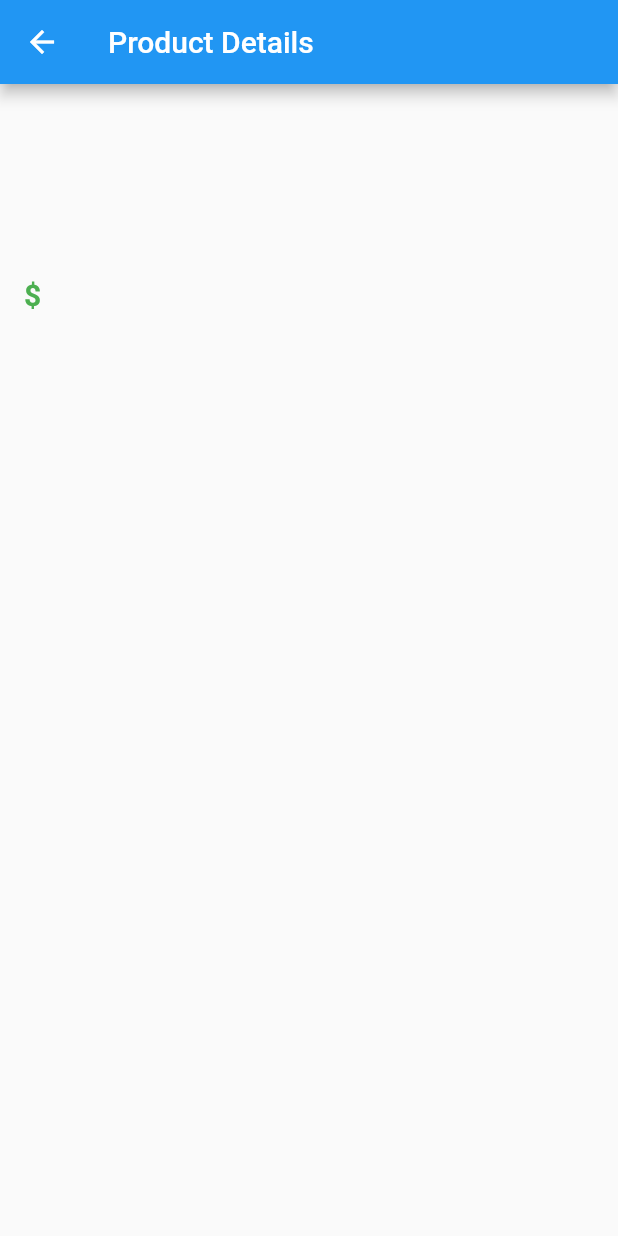
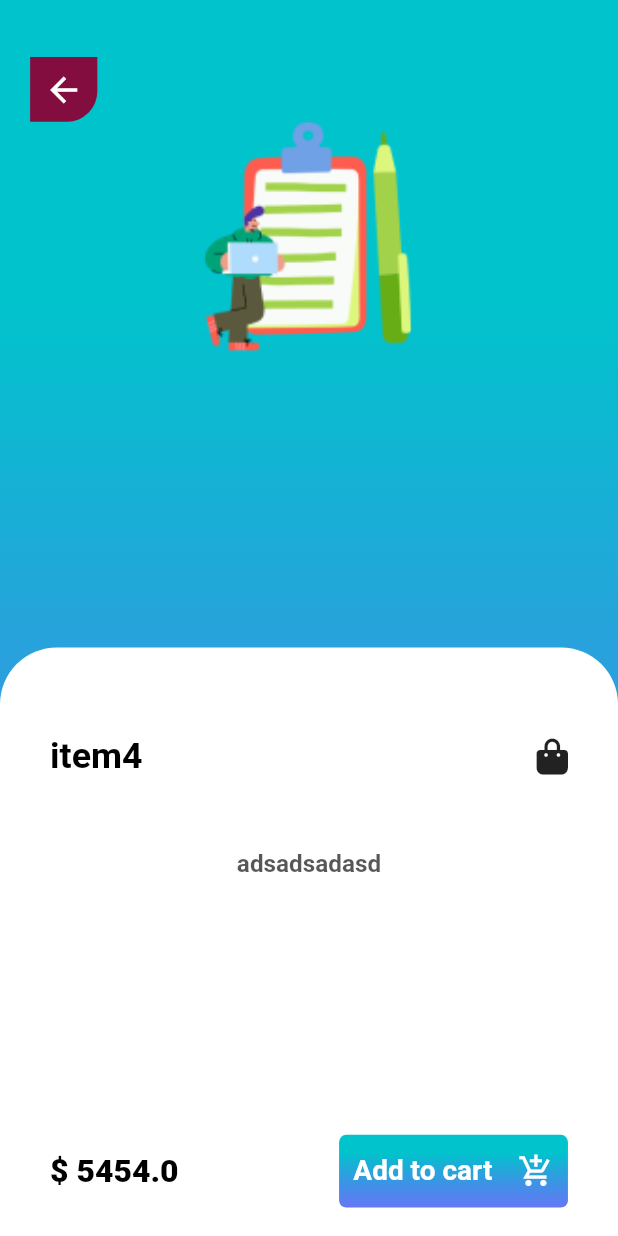
Before and after one commit to abdullahbokl/BokloMarket, a Flutter app: the ProductDetailsScreen screen opened directly, on a phone screen of 412 x 824 dp. Run offline on Flutter 3.47's test engine with Material 2 defaults, Android fonts, the phone set to English and light mode, and no system bars; our stand-ins replace awesome_dialog, card_swiper, cloud_firestore, dots_indicator, firebase_auth, firebase_core and 6 more; missing offline and left inert: flutter_facebook_auth; accounts and stored records are empty.

Commit message:
start editing

```diff
--- a/lib/config/routes/routes.dart
+++ b/lib/config/routes/routes.dart
@@ -1,15 +1,16 @@
 
 class Routes {
 
-  static const String kOnBoardingRoute = '/onBoardingRoute';
-  static const String kSignInRoute = '/signInRoute';
-  static const String kRegisterRoute = '/registerRoute';
-  static const String kForgetPasswordRoute = '/forgetPasswordRoute';
-  static const String kBottomNavBarRoute = '/bottomNavBarRoute';
-  static const String kHomeRoute = '/homeRoute';
-  static const String kControlRoute = '/controlRoute';
-  static const String kCartRoute = '/cartRoute';
-  static const String kProfileRoute = '/profileRoute';
-  static const String kEditProfileRoute = '/editProfileRoute';
-  static const String kEditNameRoute = '/editNameRoute';
+  static const String kOnBoardingRoute = '/';
+  static const String kSignInRoute = 'signInRoute';
+  static const String kRegisterRoute = 'registerRoute';
+  static const String kForgetPasswordRoute = 'forgetPasswordRoute';
+  static const String kBottomNavBarRoute = 'bottomNavBarRoute';
+  static const String kHomeRoute = 'homeRoute';
+  static const String kControlRoute = 'controlRoute';
+  static const String kCartRoute = 'cartRoute';
+  static const String kProfileRoute = 'profileRoute';
+  static const String kEditProfileRoute = 'editProfileRoute';
+  static const String kEditNameRoute = 'editNameRoute';
+  static const String kProductDetailsScreen = 'ProductDetailsScreen';
 }
--- a/lib/core/common/models/product_model.dart
+++ b/lib/core/common/models/product_model.dart
@@ -7,13 +7,12 @@ class ProductModel {
   List<String> categories = [];
   List<String>? images = [];
 
-
   ProductModel({
     required this.name,
     required this.coverImage,
     required this.description,
     required this.price,
-    required this.sale,
+    this.sale,
     required this.categories,
     this.images,
   });
--- a/lib/core/common/widgets/custom_button_widget.dart
+++ b/lib/core/common/widgets/custom_button_widget.dart
@@ -13,10 +13,12 @@ class CustomButton extends StatelessWidget {
   final Color textColor;
   final BorderRadiusGeometry? radius;
   final IconData? suffixIcon;
+  final double? suffixIconSize;
   final Color? suffixIconColor;
+  final bool isCircular;
 
-  const CustomButton(
-      {Key? key,
+  const CustomButton({
+    Key? key,
     required this.text,
     required this.onTap,
     this.color,
@@ -27,8 +29,10 @@ class CustomButton extends StatelessWidget {
     this.textColor = Colors.white,
     this.radius,
     this.suffixIcon,
-      this.suffixIconColor})
-      : super(key: key);
+    this.suffixIconColor,
+    this.suffixIconSize,
+    this.isCircular = false,
+  }) : super(key: key);
 
   @override
   Widget build(BuildContext context) {
@@ -44,8 +48,11 @@ class CustomButton extends StatelessWidget {
           vertical: AppDimensions.radius5,
         ),
         decoration: BoxDecoration(
+          shape: isCircular ? BoxShape.circle : BoxShape.rectangle,
           color: color ?? Colors.blue,
-          borderRadius: radius ?? BorderRadius.circular(AppDimensions.radius5),
+          borderRadius: !isCircular
+              ? radius ?? BorderRadius.circular(AppDimensions.radius5)
+              : null,
           gradient: gradient,
         ),
         child: Row(
@@ -63,7 +70,7 @@ class CustomButton extends StatelessWidget {
               Icon(
                 suffixIcon,
                 color: suffixIconColor,
-                size: size ?? AppDimensions.font16,
+                size: suffixIconSize ?? AppDimensions.font16,
               ),
           ],
         ),
--- a/lib/core/utils/app_dimensions.dart
+++ b/lib/core/utils/app_dimensions.dart
@@ -1,17 +1,16 @@
-
 class AppDimensions {
   static double height = 0;
   static double width = 0;
 
   /** custom heights **/
 
-  static final double itemCardRatio = (width / width160) / (height / height250) * 0.9;
+  static final double itemCardRatio =
+      (width / width160) / (height / height250) * 0.9;
 
   /** height and width */
 
   static final double height2 = height / 422.6;
   static final double width2 = width / 206.7;
-
 
   static final double height3 = height / 281.3;
   static final double width3 = width / 131.1;
@@ -69,6 +68,12 @@ class AppDimensions {
 
   static final double height65 = height / 13.0;
   static final double width65 = width / 6.2;
+
+  static final double height70 = height / 12.0;
+  static final double width70 = width / 5.8;
+
+  static final double height80 = height / 10.5;
+  static final double width80 = width / 5.1;
 
   static final double height100 = height / 8.4;
   static final double width100 = width / 3.6;
@@ -156,5 +161,4 @@ class AppDimensions {
   static final double iconSize40 = height / 21.7;
   static final double iconSize45 = height / 19.3;
   static final double iconSize50 = height / 17.3;
-
 }
--- a/lib/features/bottom_navigation_bar/presentation/views/bottom_nav_bar_screen.dart
+++ b/lib/features/bottom_navigation_bar/presentation/views/bottom_nav_bar_screen.dart
@@ -3,6 +3,7 @@ import 'package:boklo_mart/features/bottom_navigation_bar/presentation/views/bot
 import 'package:boklo_mart/features/profile/presentation/cubits/profile_cubit/profile_cubit.dart';
 import 'package:boklo_mart/features/auth/presentation/blocs/auth_bloc/auth_bloc.dart';
 import 'package:boklo_mart/features/home/presentation/blocs/home_bloc/home_bloc.dart';
+import 'package:boklo_mart/features/details/cubit/details_cubit.dart';
 import 'package:flutter_bloc/flutter_bloc.dart';
 import 'package:flutter/material.dart';
 
@@ -29,6 +30,9 @@ class BottomNavBarScreen extends StatelessWidget {
             ..add(SelectCategory(index: 0)),
         ),
 
+        /// details bloc
+        BlocProvider(create: (context) => DetailsCubit()),
+
         /// Profile bloc
         BlocProvider(create: (context) => ProfileCubit()),
       ],
--- a/lib/features/details/cubit/details_cubit.dart
+++ b/lib/features/details/cubit/details_cubit.dart
@@ -1,8 +1,36 @@
-import 'package:bloc/bloc.dart';
-import 'package:meta/meta.dart';
+import 'package:boklo_mart/core/common/models/product_model.dart';
+import 'package:boklo_mart/core/utils/app_strings.dart';
+import 'package:flutter/material.dart';
+import 'package:flutter_bloc/flutter_bloc.dart';
 
 part 'details_state.dart';
 
 class DetailsCubit extends Cubit<DetailsState> {
   DetailsCubit() : super(DetailsInitial());
+
+  /// static instance of the cubit
+  static DetailsCubit get(context) => BlocProvider.of(context);
+
+  ProductModel product = ProductModel(
+    name: 'item4',
+    coverImage: '',
+    description: 'adsadsadasd',
+    sale: 45,
+    price: 5454,
+    categories: [
+      AppStrings.categories[3],
+    ],
+  );
+
+  ProductModel get getProduct => product;
+
+  void setProduct(ProductModel product) {
+    this.product = product;
+    emit(DetailsSuccess());
+  }
+
+
+
+
+
 }
--- a/lib/features/details/cubit/details_state.dart
+++ b/lib/features/details/cubit/details_state.dart
@@ -4,3 +4,9 @@ part of 'details_cubit.dart';
 abstract class DetailsState {}
 
 class DetailsInitial extends DetailsState {}
+
+class DetailsLoading extends DetailsState {}
+
+class DetailsSuccess extends DetailsState {}
+
+class DetailsFailure extends DetailsState {}
--- a/lib/features/details/presentation/views/details_screen.dart
+++ b/lib/features/details/presentation/views/details_screen.dart
@@ -1,3 +1,7 @@
+import 'package:boklo_mart/features/details/presentation/widgets/custom_back_button.dart';
+import 'package:boklo_mart/features/details/presentation/widgets/bottom_curved_part.dart';
+import 'package:boklo_mart/features/details/presentation/widgets/upper_part.dart';
+import 'package:boklo_mart/core/utils/app_colors.dart';
 import 'package:flutter/material.dart';
 
 class ProductDetailsScreen extends StatelessWidget {
@@ -6,43 +10,28 @@ class ProductDetailsScreen extends StatelessWidget {
   @override
   Widget build(BuildContext context) {
     return Scaffold(
-      appBar: AppBar(
-        title: Text('Product Details'),
-      ),
-      body: Column(
-        crossAxisAlignment: CrossAxisAlignment.stretch,
-        children: [
-          Container(
-            padding: EdgeInsets.all(16),
-            child: Text(
-              title,
-              style: TextStyle(
-                fontSize: 24,
-                fontWeight: FontWeight.bold,
-              ),
+      body: Container(
+        height: double.maxFinite,
+        width: double.maxFinite,
+        decoration: BoxDecoration(
+          gradient: AppColors.secondaryGradient(),
+        ),
+        child: Stack(
+          children: const [
+            // back button
+            CustomBackButton(),
+            // upper part
+            Align(
+              alignment: Alignment.topCenter,
+              child: UpperPart(),
             ),
-          ),
-          Container(
-            padding: EdgeInsets.all(16),
-            child: Text(
-              description,
-              style: TextStyle(
-                fontSize: 18,
-              ),
+            // bottom curved part
+            Align(
+              alignment: Alignment.bottomCenter,
+              child: BottomCurvedPart(),
             ),
-          ),
-          Container(
-            padding: EdgeInsets.all(16),
-            child: Text(
-              '\$${price.toStringAsFixed(2)}',
-              style: TextStyle(
-                fontSize: 20,
-                fontWeight: FontWeight.bold,
-                color: Colors.green,
-              ),
-            ),
-          ),
-        ],
+          ],
+        ),
       ),
     );
   }
--- a/lib/features/details/presentation/widgets/bottom_curved_part.dart
+++ b/lib/features/details/presentation/widgets/bottom_curved_part.dart
@@ -1,10 +1,55 @@
+import 'package:boklo_mart/features/details/presentation/widgets/row_of_price_and_cart_button.dart';
+import 'package:boklo_mart/features/details/presentation/widgets/product_description.dart';
+import 'package:boklo_mart/features/details/presentation/widgets/product_name.dart';
+import 'package:boklo_mart/features/details/cubit/details_cubit.dart';
+import 'package:boklo_mart/core/utils/app_dimensions.dart';
 import 'package:flutter/material.dart';
 
 class BottomCurvedPart extends StatelessWidget {
-  const BottomCurvedPart({Key key}) : super(key: key);
+  const BottomCurvedPart({Key? key}) : super(key: key);
 
   @override
   Widget build(BuildContext context) {
-    return Container();
+    DetailsCubit detailsCubit = DetailsCubit.get(context);
+
+    return Container(
+      width: double.maxFinite,
+      height: AppDimensions.height / 2.1,
+      padding: _padding(),
+      decoration: _decoration(),
+      child: Column(
+        crossAxisAlignment: CrossAxisAlignment.center,
+        children: [
+          // name
+          const ProductName(),
+          SizedBox(height: AppDimensions.height50),
+          // description
+          const ProductDescription(),
+          const Spacer(),
+          const RowOfPriceAndCartButton(),
+        ],
+      ),
+    );
+  }
+
+  // back ground decoration
+  BoxDecoration _decoration() {
+    return BoxDecoration(
+      color: Colors.white,
+      borderRadius: BorderRadius.only(
+        topLeft: Radius.circular(AppDimensions.radius40),
+        topRight: Radius.circular(AppDimensions.radius40),
+      ),
+    );
+  }
+
+  // back ground padding
+  EdgeInsets _padding() {
+    return EdgeInsets.only(
+      top: AppDimensions.height60,
+      left: AppDimensions.height35,
+      right: AppDimensions.height35,
+      bottom: AppDimensions.height20,
+    );
   }
 }
--- a/lib/features/details/presentation/widgets/custom_back_button.dart
+++ b/lib/features/details/presentation/widgets/custom_back_button.dart
@@ -2,14 +2,21 @@ import 'package:boklo_mart/core/utils/app_dimensions.dart';
 import 'package:boklo_mart/core/utils/app_colors.dart';
 import 'package:flutter/material.dart';
 
-class BackButton extends StatelessWidget {
-  const BackButton({
+class CustomBackButton extends StatelessWidget {
+  const CustomBackButton({
     super.key,
   });
 
+  /// todo : make the back button work
+  // error
+
+
   @override
   Widget build(BuildContext context) {
-    return Container(
+    return GestureDetector(
+      child: Container(
+        height: AppDimensions.height45,
+        width: AppDimensions.width45,
         decoration: BoxDecoration(
           color: AppColors.secondaryColor,
           borderRadius: BorderRadius.only(
@@ -20,16 +27,16 @@ class BackButton extends StatelessWidget {
           top: AppDimensions.height40,
           left: AppDimensions.width20,
         ),
-      child: IconButton(
-        icon: Icon(
+        child: Icon(
           Icons.arrow_back_sharp,
           color: Colors.white,
           size: AppDimensions.font24,
         ),
-        onPressed: () {
-          Navigator.pop(context);
+      ),
+      onTap: () {
+        print('object');
+        Navigator.of(context).pop();
       },
-      ),
     );
   }
 }
--- a/lib/features/details/presentation/widgets/product_description.dart
+++ b/lib/features/details/presentation/widgets/product_description.dart
@@ -0,0 +1,25 @@
+import 'package:boklo_mart/core/common/widgets/custom_text_widget.dart';
+import 'package:boklo_mart/features/details/cubit/details_cubit.dart';
+import 'package:boklo_mart/core/utils/app_dimensions.dart';
+import 'package:boklo_mart/core/utils/app_colors.dart';
+import 'package:flutter_bloc/flutter_bloc.dart';
+import 'package:flutter/material.dart';
+
+class ProductDescription extends StatelessWidget {
+  const ProductDescription({super.key});
+
+  @override
+  Widget build(BuildContext context) {
+    DetailsCubit detailsCubit = DetailsCubit.get(context);
+    return BlocBuilder<DetailsCubit, DetailsState>(
+      builder: (context, state) {
+        return CustomText(
+          alignment: Alignment.center,
+          color: AppColors.blackHintColor,
+          text: detailsCubit.product.description,
+          fontSize: AppDimensions.font16,
+        );
+      },
+    );
+  }
+}
--- a/lib/features/details/presentation/widgets/product_name.dart
+++ b/lib/features/details/presentation/widgets/product_name.dart
@@ -0,0 +1,30 @@
+import 'package:boklo_mart/core/common/widgets/custom_text_widget.dart';
+import 'package:boklo_mart/features/details/cubit/details_cubit.dart';
+import 'package:font_awesome_flutter/font_awesome_flutter.dart';
+import 'package:boklo_mart/core/utils/app_dimensions.dart';
+import 'package:flutter_bloc/flutter_bloc.dart';
+import 'package:flutter/material.dart';
+
+class ProductName extends StatelessWidget {
+  const ProductName({super.key});
+
+  @override
+  Widget build(BuildContext context) {
+    DetailsCubit detailsCubit = DetailsCubit.get(context);
+    return BlocBuilder<DetailsCubit, DetailsState>(
+      builder: (context, state) {
+        return Row(
+          mainAxisAlignment: MainAxisAlignment.spaceBetween,
+          children: [
+            CustomText(
+              text: detailsCubit.product.name,
+              fontSize: AppDimensions.font22,
+              fontWeight: FontWeight.bold,
+            ),
+            const FaIcon(FontAwesomeIcons.bagShopping),
+          ],
+        );
+      },
+    );
+  }
+}
--- a/lib/features/details/presentation/widgets/row_of_price_and_cart_button.dart
+++ b/lib/features/details/presentation/widgets/row_of_price_and_cart_button.dart
@@ -0,0 +1,43 @@
+import 'package:boklo_mart/core/common/widgets/custom_button_widget.dart';
+import 'package:boklo_mart/core/common/widgets/custom_text_widget.dart';
+import 'package:boklo_mart/features/details/cubit/details_cubit.dart';
+import 'package:boklo_mart/core/utils/app_dimensions.dart';
+import 'package:boklo_mart/core/utils/app_colors.dart';
+import 'package:flutter_bloc/flutter_bloc.dart';
+import 'package:flutter/material.dart';
+
+class RowOfPriceAndCartButton extends StatelessWidget {
+  const RowOfPriceAndCartButton({super.key});
+
+  @override
+  Widget build(BuildContext context) {
+    DetailsCubit detailsCubit = DetailsCubit.get(context);
+
+    return BlocBuilder<DetailsCubit, DetailsState>(
+      builder: (context, state) {
+        return Row(
+          mainAxisAlignment: MainAxisAlignment.spaceBetween,
+          children: [
+            CustomText(
+              text: '\$ ${detailsCubit.product.price}',
+              fontSize: AppDimensions.font20,
+              fontWeight: FontWeight.w800,
+            ),
+            CustomButton(
+              text: 'Add to cart',
+              width: AppDimensions.width150,
+              gradient: AppColors.secondaryGradient(),
+              suffixIcon: Icons.add_shopping_cart_sharp,
+              suffixIconColor: Colors.white,
+              size: AppDimensions.font18,
+              suffixIconSize: AppDimensions.font22,
+              onTap: () {
+                /// todo : add to cart
+              },
+            ),
+          ],
+        );
+      },
+    );
+  }
+}
--- a/lib/features/details/presentation/widgets/upper_part.dart
+++ b/lib/features/details/presentation/widgets/upper_part.dart
@@ -1,10 +1,29 @@
+import 'package:boklo_mart/features/details/cubit/details_cubit.dart';
+import 'package:boklo_mart/core/common/widgets/custom_image.dart';
+import 'package:boklo_mart/core/utils/app_dimensions.dart';
+import 'package:flutter_bloc/flutter_bloc.dart';
 import 'package:flutter/material.dart';
 
 class UpperPart extends StatelessWidget {
-  const UpperPart({Key key}) : super(key: key);
+  const UpperPart({Key? key}) : super(key: key);
 
   @override
   Widget build(BuildContext context) {
-    return Container();
+    DetailsCubit detailsCubit = DetailsCubit.get(context);
+    return BlocBuilder<DetailsCubit, DetailsState>(
+      builder: (context, state) {
+        return Container(
+          width: double.maxFinite,
+          height: AppDimensions.height / 2,
+          alignment: Alignment.topCenter,
+          padding: EdgeInsets.only(bottom: AppDimensions.height100),
+          child: CustomImage(
+            networkImageUrl: detailsCubit.product.coverImage,
+            imgHeight: AppDimensions.height160,
+            imgWidth: double.maxFinite,
+          ),
+        );
+      },
+    );
   }
 }
--- a/lib/features/home/presentation/views/home_navigator.dart
+++ b/lib/features/home/presentation/views/home_navigator.dart
@@ -1,4 +1,5 @@
 import 'package:boklo_mart/features/bottom_navigation_bar/presentation/cubits/bottom_nav_bar_cubit/bottom_nav_bar_cubit.dart';
+import 'package:boklo_mart/features/details/presentation/views/details_screen.dart';
 import 'package:boklo_mart/features/home/presentation/views/home_screen.dart';
 import 'package:boklo_mart/config/routes/routes.dart';
 import 'package:flutter/material.dart';
@@ -18,6 +19,8 @@ class HomeNavigator extends StatelessWidget {
             switch (settings.name) {
               case Routes.kHomeRoute:
                 return const HomeScreen();
+              case Routes.kProductDetailsScreen:
+                return const ProductDetailsScreen();
               default:
                 return const HomeScreen();
             }
--- a/lib/features/home/presentation/widgets/home_items_grid_view/card_for_grid_view/add_to_favourite_button.dart
+++ b/lib/features/home/presentation/widgets/home_items_grid_view/card_for_grid_view/add_to_favourite_button.dart
@@ -4,8 +4,8 @@ import 'package:boklo_mart/core/common/models/product_model.dart';
 import 'package:boklo_mart/core/utils/app_dimensions.dart';
 import 'package:flutter/material.dart';
 
-class AddToFavouriteButton extends StatelessWidget {
-  const AddToFavouriteButton(
+class AddToCartButton extends StatelessWidget {
+  const AddToCartButton(
       {Key? key, required this.index, required this.product})
       : super(key: key);
 
--- a/lib/features/home/presentation/widgets/home_items_grid_view/card_for_grid_view/card_for_grid_view.dart
+++ b/lib/features/home/presentation/widgets/home_items_grid_view/card_for_grid_view/card_for_grid_view.dart
@@ -7,11 +7,16 @@ import 'package:flutter/material.dart';
 import 'add_to_favourite_button.dart';
 
 class HomeGridViewCard extends StatelessWidget {
-  const HomeGridViewCard({Key? key, required this.product, required this.index})
-      : super(key: key);
+  const HomeGridViewCard({
+    Key? key,
+    required this.product,
+    required this.index,
+    required this.onTap,
+  }) : super(key: key);
 
   final ProductModel product;
   final int index;
+  final VoidCallback onTap;
 
   @override
   Widget build(BuildContext context) {
@@ -20,12 +25,15 @@ class HomeGridViewCard extends StatelessWidget {
       decoration: _cardShadow(),
       child: Stack(
         children: [
-          Container(
-            decoration: HomeGridViewCardDecoration()
-                .decoration(index: index, context: context),
-            child: HomeGridViewCardBody(product: product),
+          GestureDetector(
+            onTap: onTap,
+            child: Container(
+              decoration: HomeGridViewCardDecoration()
+                  .decoration(index: index, context: context),
+              child: HomeGridViewCardBody(product: product),
+            ),
           ),
-          AddToFavouriteButton(index: index, product: product),
+          AddToCartButton(index: index, product: product),
         ],
       ),
     );
--- a/lib/features/home/presentation/widgets/home_items_grid_view/items_grid_view.dart
+++ b/lib/features/home/presentation/widgets/home_items_grid_view/items_grid_view.dart
@@ -1,3 +1,5 @@
+import 'package:boklo_mart/config/routes/routes.dart';
+import 'package:boklo_mart/features/details/cubit/details_cubit.dart';
 import 'package:boklo_mart/features/home/presentation/widgets/home_items_grid_view/card_for_grid_view/card_for_grid_view.dart';
 import 'package:boklo_mart/features/home/presentation/blocs/home_bloc/home_bloc.dart';
 import 'package:boklo_mart/core/utils/app_dimensions.dart';
@@ -10,7 +12,7 @@ class ItemsGridView extends StatelessWidget {
   @override
   Widget build(BuildContext context) {
     HomeBloc homeBloc = HomeBloc.get(context);
-
+    DetailsCubit detailsCubit = DetailsCubit.get(context);
     return BlocBuilder<HomeBloc, HomeState>(
       builder: (context, state) {
         return GridView.builder(
@@ -27,6 +29,13 @@ class ItemsGridView extends StatelessWidget {
             return HomeGridViewCard(
               product: homeBloc.categorizedProducts[index],
               index: index,
+              onTap: () {
+                detailsCubit.product = homeBloc.categorizedProducts[index];
+                Navigator.pushNamed(
+                  context,
+                  Routes.kProductDetailsScreen,
+                );
+              },
             );
           },
         );
```
Also changed, not shown: lib/config/routes/screens_bloc_providers.dart (+36 -0 lines), lib/main.dart (+6 -4 lines). Lines whose indentation alone changed are shown as unchanged.
